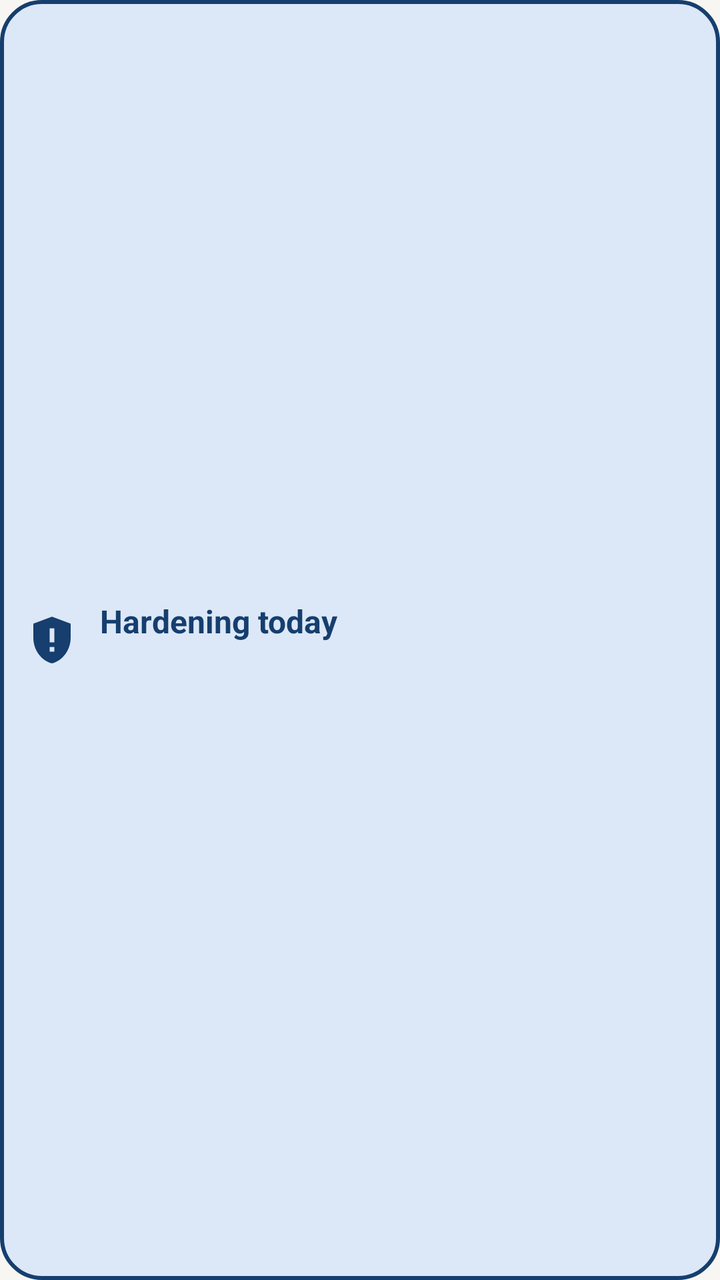
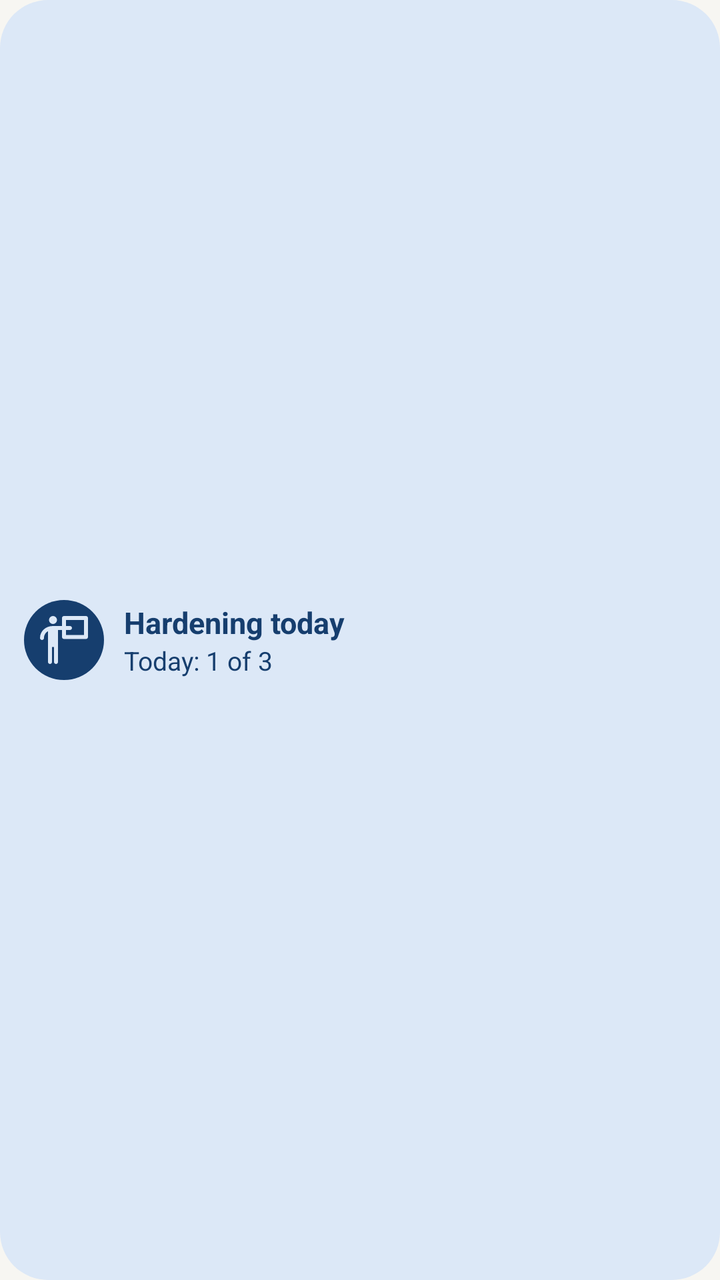

Before-and-after screenshots of an Android layout around one commit, followed by the original layout XML and the change that was made.
<!-- AndroidManifest.xml: application theme Theme.Sprotyv -->
<!-- res/layout/widget_gart.xml -->
<?xml version="1.0" encoding="utf-8"?>
<LinearLayout xmlns:android="http://schemas.android.com/apk/res/android" android:id="@+id/w_root" android:layout_width="match_parent" android:layout_height="match_parent"
    android:background="@drawable/w_shape_blue" android:gravity="center_vertical" android:orientation="horizontal" android:padding="12dp">
    <ImageView android:layout_width="28dp" android:layout_height="28dp" android:src="@drawable/ic_notify" android:tint="@color/w_blue_ink"
        android:importantForAccessibility="no" />
    <LinearLayout android:layout_width="0dp" android:layout_weight="1" android:layout_height="wrap_content" android:layout_marginStart="10dp" android:orientation="vertical">
        <TextView android:layout_width="match_parent" android:layout_height="wrap_content" android:text="@string/gart_strip_title"
            android:textColor="@color/w_blue_ink" android:textSize="16sp" android:textStyle="bold" />
        <TextView android:id="@+id/w_text" android:layout_width="match_parent" android:layout_height="wrap_content"
            android:textColor="@color/w_blue_ink" android:textSize="14sp" android:maxLines="2" android:ellipsize="end" />
    </LinearLayout>
</LinearLayout>
<!-- resources referenced by this layout -->
<resources>
  <color name="w_blue_ink">#FF163E6E</color>
  <!-- drawable ic_notify (drawable) -->
  <?xml version="1.0" encoding="utf-8"?>
  <vector xmlns:android="http://schemas.android.com/apk/res/android"
      android:width="24dp" android:height="24dp" android:viewportWidth="24" android:viewportHeight="24">
      <path android:fillColor="#FFFFFFFF" android:fillType="evenOdd"
          android:pathData="M12,2L4,5v6c0,5.2 3.4,9.9 8,11c4.6,-1.1 8,-5.8 8,-11V5L12,2zM11,7h2v6h-2V7zM11,15h2v2h-2V15z" />
  </vector>
  <!-- drawable w_shape_blue (drawable) -->
  <?xml version="1.0" encoding="utf-8"?>
  <shape xmlns:android="http://schemas.android.com/apk/res/android" android:shape="rectangle">
      <solid android:color="@color/w_blue_bg" />
      <stroke android:width="2dp" android:color="@color/w_blue_ink" />
      <corners android:radius="20dp" />
  </shape>
  <string name="gart_strip_title">Hardening today</string>
  <style name="Theme.Sprotyv" parent="android:Theme.Material.Light.NoActionBar">
          <item name="android:windowBackground">@color/background</item>
          <item name="android:statusBarColor">@android:color/transparent</item>
          <item name="android:navigationBarColor">@android:color/transparent</item>
      </style>
  <color name="w_blue_bg">#FFDCE8F7</color>
  <color name="background">#FFF7F6F2</color>
</resources>

<!-- the commit's change to res/layout/widget_gart.xml (unified diff, before → after) -->
@@ -1,12 +1,14 @@
 <?xml version="1.0" encoding="utf-8"?>
 <LinearLayout xmlns:android="http://schemas.android.com/apk/res/android" android:id="@+id/w_root" android:layout_width="match_parent" android:layout_height="match_parent"
-    android:background="@drawable/w_shape_blue" android:gravity="center_vertical" android:orientation="horizontal" android:padding="12dp">
-    <ImageView android:layout_width="28dp" android:layout_height="28dp" android:src="@drawable/ic_notify" android:tint="@color/w_blue_ink"
-        android:importantForAccessibility="no" />
+    android:background="@drawable/w_shape_blue" android:gravity="center_vertical" android:orientation="horizontal" android:paddingHorizontal="12dp" android:paddingVertical="8dp">
+    <FrameLayout android:layout_width="40dp" android:layout_height="40dp" android:background="@drawable/w_badge_blue">
+        <ImageView android:layout_width="match_parent" android:layout_height="match_parent" android:padding="8dp"
+            android:src="@drawable/ocha_training" android:tint="@color/w_blue_bg" android:importantForAccessibility="no" />
+    </FrameLayout>
     <LinearLayout android:layout_width="0dp" android:layout_weight="1" android:layout_height="wrap_content" android:layout_marginStart="10dp" android:orientation="vertical">
         <TextView android:layout_width="match_parent" android:layout_height="wrap_content" android:text="@string/gart_strip_title"
-            android:textColor="@color/w_blue_ink" android:textSize="16sp" android:textStyle="bold" />
-        <TextView android:id="@+id/w_text" android:layout_width="match_parent" android:layout_height="wrap_content"
-            android:textColor="@color/w_blue_ink" android:textSize="14sp" android:maxLines="2" android:ellipsize="end" />
+            android:textColor="@color/w_blue_ink" android:textSize="15sp" android:textStyle="bold" android:maxLines="2" android:ellipsize="end" />
+        <TextView android:id="@+id/w_text" android:layout_width="match_parent" android:layout_height="wrap_content" android:text="@string/widget_gart_sample"
+            android:textColor="@color/w_blue_ink" android:textSize="13sp" android:maxLines="2" android:ellipsize="end" />
     </LinearLayout>
 </LinearLayout>
<!-- resource entries referenced after the edit -->
@@ -1,21 +1,25 @@
 <!-- resources referenced by this layout -->
 <resources>
   <color name="w_blue_ink">#FF163E6E</color>
-  <!-- drawable ic_notify (drawable) -->
+  <!-- drawable ocha_training (drawable) -->
   <?xml version="1.0" encoding="utf-8"?>
-  <vector xmlns:android="http://schemas.android.com/apk/res/android"
-      android:width="24dp" android:height="24dp" android:viewportWidth="24" android:viewportHeight="24">
-      <path android:fillColor="#FFFFFFFF" android:fillType="evenOdd"
-          android:pathData="M12,2L4,5v6c0,5.2 3.4,9.9 8,11c4.6,-1.1 8,-5.8 8,-11V5L12,2zM11,7h2v6h-2V7zM11,15h2v2h-2V15z" />
+  <vector xmlns:android="http://schemas.android.com/apk/res/android" android:width="24dp" android:height="24dp" android:viewportWidth="48" android:viewportHeight="48">
+      <path android:fillColor="#FF000000" android:pathData="M9.0,4.0a4.0,4.0 0 1,0 8.0,0a4.0,4.0 0 1,0 -8.0,0Z"/>
+      <path android:fillColor="#FF000000" android:pathData="M46,0H24c-1.1,0-2,0.9-2,2v8h-9C5.6,10,0,15.2,0,22c0,1.1,0.9,2,2,2s2-0.9,2-2c-0.1-2.8,1.5-5.4,4-6.8v13.9 c0,0,0,0.1,0,0.1c0,0,0,0.1,0,0.1V46c0,1.1,0.9,2,2,2s2-0.9,2-2V31h2v15c0,1.1,0.9,2,2,2s2-0.9,2-2V29.3c0,0,0-0.1,0-0.1 c0,0,0-0.1,0-0.1V14h4v7c0,1.1,0.9,2,2,2h22c1.1,0,2-0.9,2-2V2C48,0.9,47.1,0,46,0z M30,10h-4V4h18v15H26v-5h4c1.1,0,2-0.9,2-2 S31.1,10,30,10z"/>
   </vector>
+  <!-- drawable w_badge_blue (drawable) -->
+  <?xml version="1.0" encoding="utf-8"?>
+  <shape xmlns:android="http://schemas.android.com/apk/res/android" android:shape="oval">
+      <solid android:color="@color/w_blue_ink" />
+  </shape>
   <!-- drawable w_shape_blue (drawable) -->
   <?xml version="1.0" encoding="utf-8"?>
   <shape xmlns:android="http://schemas.android.com/apk/res/android" android:shape="rectangle">
       <solid android:color="@color/w_blue_bg" />
-      <stroke android:width="2dp" android:color="@color/w_blue_ink" />
-      <corners android:radius="20dp" />
+      <corners android:radius="24dp" />
   </shape>
   <string name="gart_strip_title">Hardening today</string>
+  <string name="widget_gart_sample">Today: 1 of 3</string>
   <style name="Theme.Sprotyv" parent="android:Theme.Material.Light.NoActionBar">
           <item name="android:windowBackground">@color/background</item>
           <item name="android:statusBarColor">@android:color/transparent</item>
